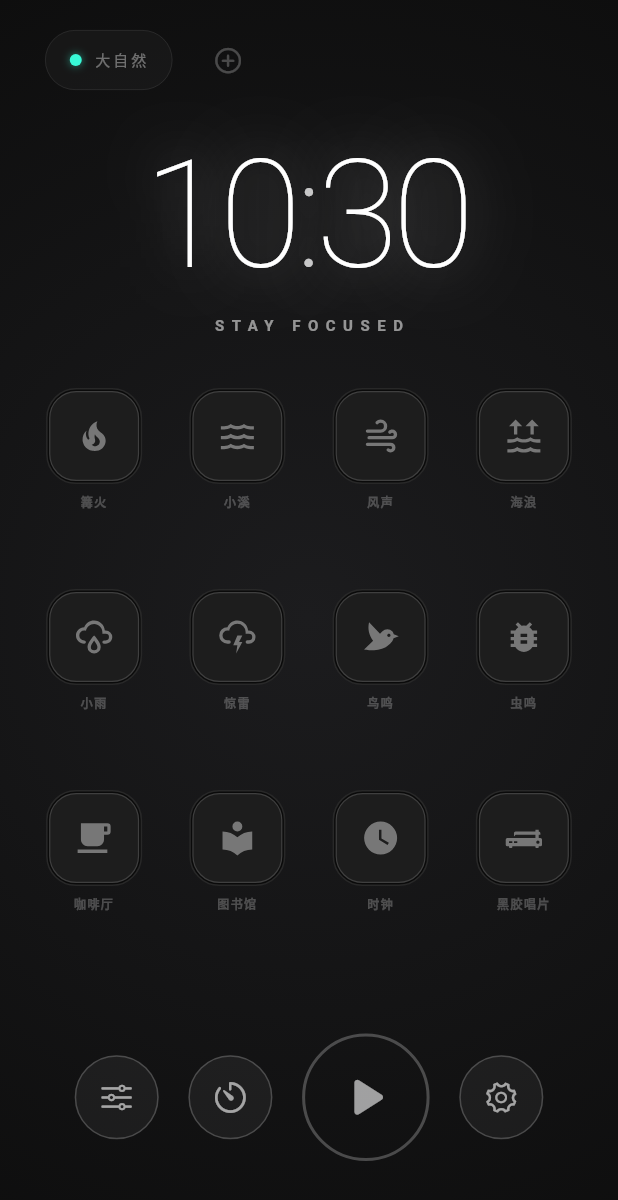
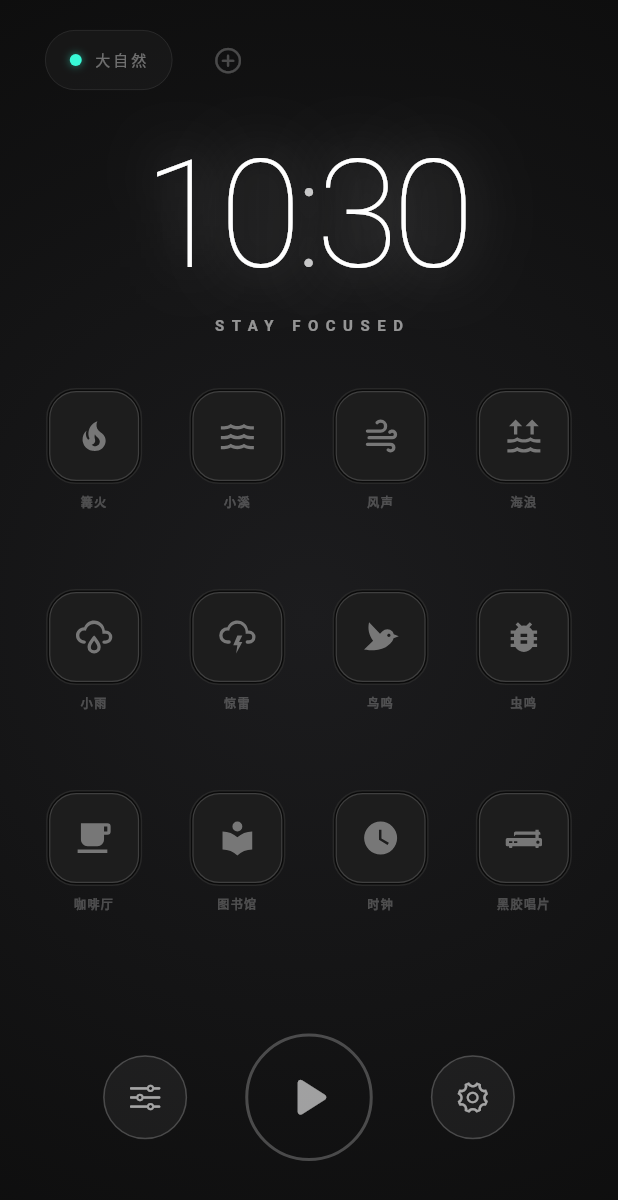
Before and after one commit to Clowrain/serenity_sound, a Flutter app: the screen it shows after launch, on a phone screen of 412 x 824 dp. Shown: the top 1200 px of the screen. Run offline on Flutter 3.47's test engine with Material 3 defaults, Android fonts, the phone set to English and light mode, and no system bars; our stand-ins replace audio_service, dio, flutter_riverpod, flutter_svg, hive, hive_flutter and 1 more; missing offline and left inert: audio_session; accounts and stored records are empty; statements that could not run were skipped.

Commit message:
🔧 Remove timer button from bottom controls
Timer is now triggered by tapping the clock area

```diff
--- a/lib/screens/home_screen.dart
+++ b/lib/screens/home_screen.dart
@@ -370,10 +370,6 @@ class _HomeScreenState extends ConsumerState<HomeScreen> with SingleTickerProvid
                       icon: CupertinoIcons.slider_horizontal_3,
                       onPressed: () => _showMixerPanel(context),
                     ),
-                    ControlKnob(
-                      icon: CupertinoIcons.timer,
-                      onPressed: () => _showTimerPanel(context),
-                    ),
                     MasterButton(
                       isPlaying: isGlobalPlaying,
                       onPressed: () => isGlobalPlaying ? handler.pause() : handler.play(),
```
